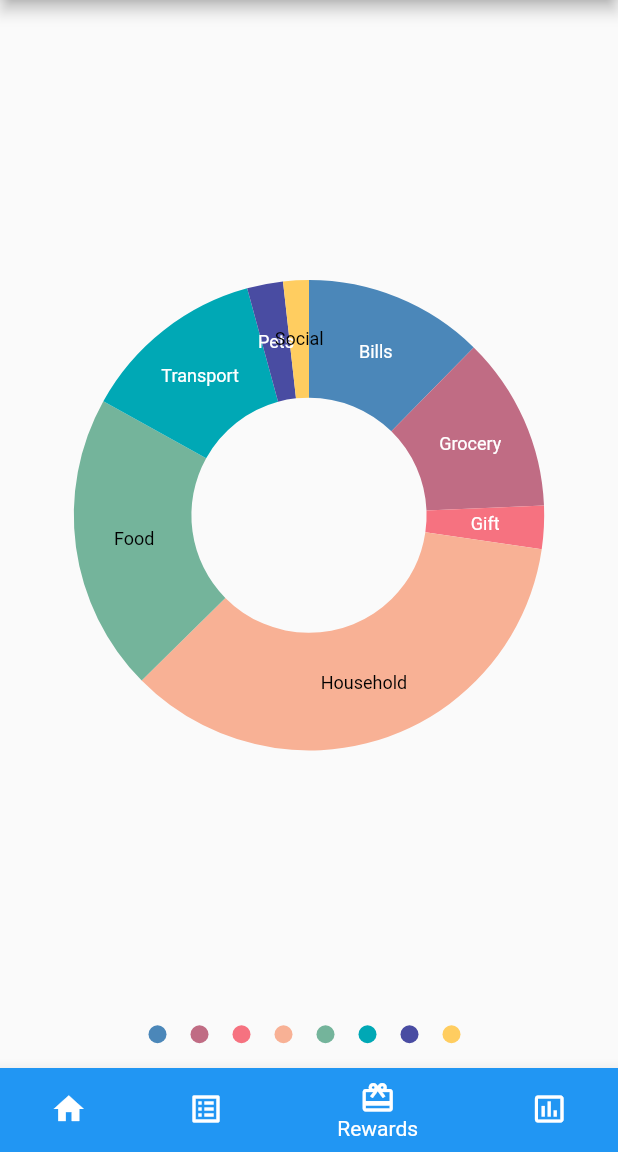
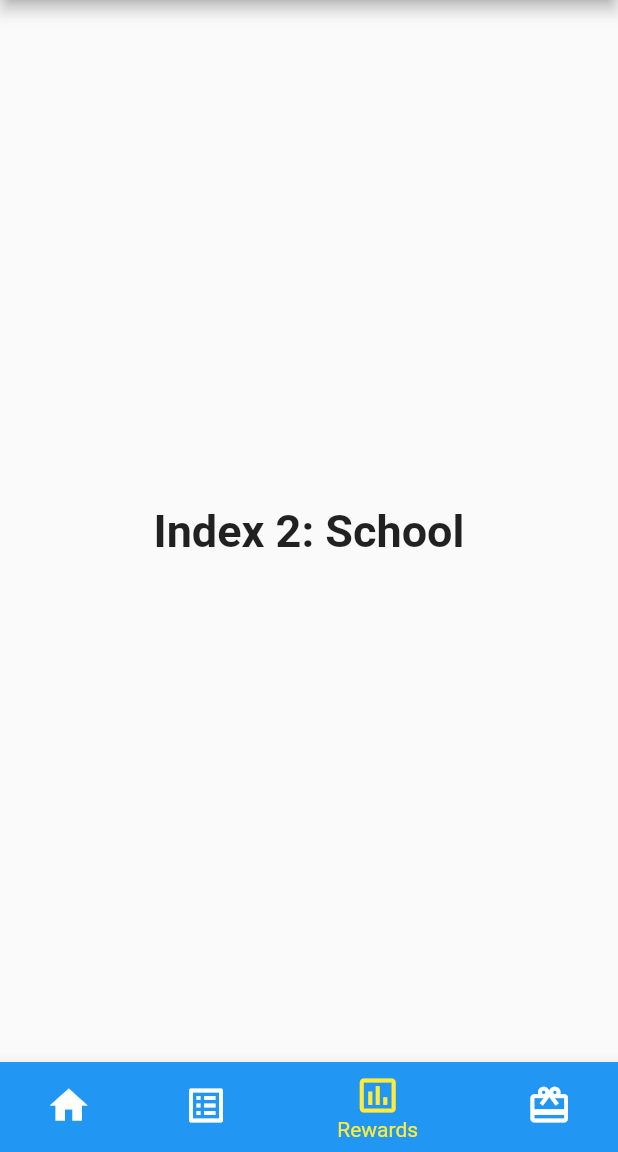
Before and after one commit to seoksee/WhatTheHack, a Flutter app: the screen it shows after launch, item 3 of the bottom bar chosen, on a phone screen of 412 x 824 dp, the part 84-1236 px from its top. Run offline on Flutter 3.47's test engine with Material 2 defaults, Android fonts, the phone set to English and light mode, and no system bars; our stand-ins replace syncfusion_flutter_charts.

```diff
--- a/lib/main.dart
+++ b/lib/main.dart
@@ -1,6 +1,7 @@
 import 'package:flutter/material.dart';
 import 'package:budgetsavvy/screens/HomeScreen.dart';
 import 'package:budgetsavvy/screens/DashboardScreen.dart';
+import 'package:budgetsavvy/screens/RootApp.dart';
 
 void main() {
   runApp(MyApp());
@@ -16,7 +17,7 @@ class MyApp extends StatelessWidget {
       // theme: ThemeData(
       //   primaryColor: Colors.blue,
       // ),
-      home: DashboardScreen(),
+      home: RootApp(),
     );
   }
 }
--- a/lib/screens/DashboardScreen.dart
+++ b/lib/screens/DashboardScreen.dart
@@ -197,12 +197,9 @@ class _DashboardScreenState extends State<DashboardScreen> {
 
   Widget build(BuildContext context) {
     return Scaffold(
-        appBar: AppBar(
-          title: Text('Wallet Manager'),
-        ),
         body: Column(
           children: [
-            _children[_currentIndex],
+            // _children[_currentIndex],
             Expanded(child:
             Center(
                   child: SfCircularChart(
@@ -221,26 +218,27 @@ class _DashboardScreenState extends State<DashboardScreen> {
 
           ],
         ),
-        bottomNavigationBar: BottomNavigationBar(
-          onTap: onTabTapped,
-          currentIndex: _currentIndex, // this will be set when a new tab is tapped
-          items: [
-            BottomNavigationBarItem(
-              icon: new Icon(Icons.home),
-              title: new Text('Home'),
-              backgroundColor: Colors.blue
-            ),
-            BottomNavigationBarItem(
-              icon: new Icon(Icons.list_alt),
-              title: new Text('Budget'),
-            ),
-            BottomNavigationBarItem(
-                icon: Icon(Icons.wallet_giftcard), title: Text('Rewards')),
-            BottomNavigationBarItem(
-                icon: Icon(Icons.insert_chart_outlined),
-                title: Text('Statistics'))
-          ],
-        ));
+        // bottomNavigationBar: BottomNavigationBar(
+        //   onTap: onTabTapped,
+        //   currentIndex: _currentIndex, // this will be set when a new tab is tapped
+        //   items: [
+        //     BottomNavigationBarItem(
+        //       icon: new Icon(Icons.home),
+        //       title: new Text('Home'),
+        //       backgroundColor: Colors.blue
+        //     ),
+        //     BottomNavigationBarItem(
+        //       icon: new Icon(Icons.list_alt),
+        //       title: new Text('Budget'),
+        //     ),
+        //     BottomNavigationBarItem(
+        //         icon: Icon(Icons.wallet_giftcard), title: Text('Rewards')),
+        //     BottomNavigationBarItem(
+        //         icon: Icon(Icons.insert_chart_outlined),
+        //         title: Text('Statistics'))
+        //   ],
+        // )
+        );
   }
 
   void onTabTapped(int index) {
--- /dev/null
+++ b/lib/screens/RootApp.dart
@@ -0,0 +1,95 @@
+/// Flutter code sample for BottomNavigationBar
+
+// This example shows a [BottomNavigationBar] as it is used within a [Scaffold]
+// widget. The [BottomNavigationBar] has three [BottomNavigationBarItem]
+// widgets, which means it defaults to [BottomNavigationBarType.fixed], and
+// the [currentIndex] is set to index 0. The selected item is
+// amber. The `_onItemTapped` function changes the selected item's index
+// and displays a corresponding message in the center of the [Scaffold].
+
+import 'package:budgetsavvy/screens/DashboardScreen.dart';
+import 'package:flutter/material.dart';
+
+/// This is the main application widget.
+// class RootApp extends StatelessWidget {
+//   const RootApp({Key? key}) : super(key: key);
+
+//   static const String _title = 'Wallet Manager';
+
+//   @override
+//   Widget build(BuildContext context) {
+//     return const MaterialApp(
+//       title: _title,
+//       home: MyStatefulWidget(),
+//     );
+//   }
+// }
+
+/// This is the stateful widget that the main application instantiates.
+class RootApp extends StatefulWidget {
+  const RootApp({Key key}) : super(key: key);
+
+  @override
+  _RootAppState createState() => _RootAppState();
+}
+
+/// This is the private State class that goes with MyStatefulWidget.
+class _RootAppState extends State<RootApp> {
+  int _selectedIndex = 0;
+  static const TextStyle optionStyle =
+      TextStyle(fontSize: 30, fontWeight: FontWeight.bold);
+  static List<Widget> _widgetOptions = <Widget>[
+    DashboardScreen(),
+    Text(
+      'Index 1: Business',
+      style: optionStyle,
+    ),
+    Text(
+      'Index 2: School',
+      style: optionStyle,
+    ),
+  ];
+
+  void _onItemTapped(int index) {
+    setState(() {
+      _selectedIndex = index;
+    });
+  }
+
+  @override
+  Widget build(BuildContext context) {
+    return Scaffold(
+      appBar: AppBar(
+        title: const Text('Wallet Manager'),
+      ),
+      body: Center(
+        child: _widgetOptions.elementAt(_selectedIndex),
+      ),
+      bottomNavigationBar: BottomNavigationBar(
+        iconSize: 30,
+        items: const <BottomNavigationBarItem>[
+          BottomNavigationBarItem(
+            icon: Icon(Icons.home),
+            label: 'Home',
+            backgroundColor: Colors.blue,
+          ),
+          BottomNavigationBarItem(
+            icon: Icon(Icons.list_alt),
+            label: 'Budget',
+          ),
+          BottomNavigationBarItem(
+            icon: Icon(Icons.insert_chart_outlined),
+            label: 'Rewards',
+          ),
+          BottomNavigationBarItem(
+            icon: Icon(Icons.wallet_giftcard),
+            label: 'Statistics',
+          ),
+        ],
+        currentIndex: _selectedIndex,
+        selectedItemColor: Colors.yellow,
+        onTap: _onItemTapped,
+      ),
+    );
+  }
+}
```
